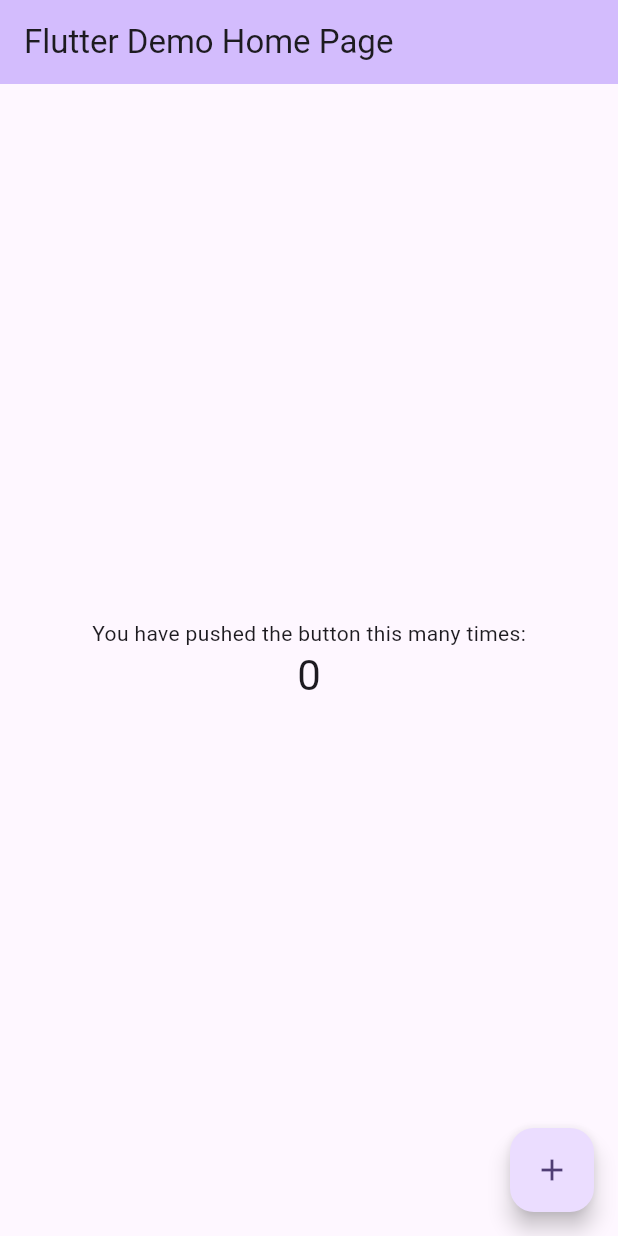
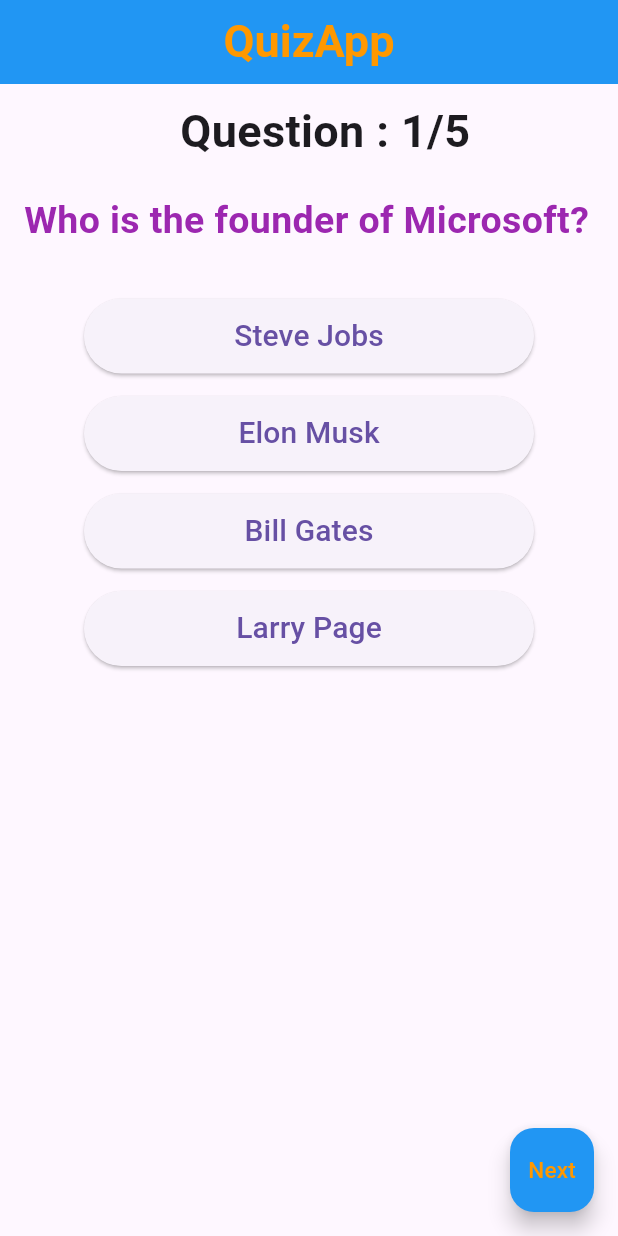
Before and after one commit to krutikapatil19/Quiz_App, a Flutter app: the screen it shows after launch, on a phone screen of 412 x 824 dp. Run offline on Flutter 3.47's test engine with Material 3 defaults, Android fonts, the phone set to English and light mode, and no system bars.

Commit message:
Quiz App using Flutter

```diff
--- a/quiz_app/lib/main.dart
+++ b/quiz_app/lib/main.dart
@@ -1,5 +1,4 @@
 import 'package:flutter/material.dart';
-
 void main() {
   runApp(const MyApp());
 }
@@ -7,119 +6,184 @@ void main() {
 class MyApp extends StatelessWidget {
   const MyApp({super.key});
 
-  // This widget is the root of your application.
   @override
   Widget build(BuildContext context) {
-    return MaterialApp(
-      title: 'Flutter Demo',
-      theme: ThemeData(
-        // This is the theme of your application.
-        //
-        // TRY THIS: Try running your application with "flutter run". You'll see
-        // the application has a purple toolbar. Then, without quitting the app,
-        // try changing the seedColor in the colorScheme below to Colors.green
-        // and then invoke "hot reload" (save your changes or press the "hot
-        // reload" button in a Flutter-supported IDE, or press "r" if you used
-        // the command line to start the app).
-        //
-        // Notice that the counter didn't reset back to zero; the application
-        // state is not lost during the reload. To reset the state, use hot
-        // restart instead.
-        //
-        // This works for code too, not just values: Most code changes can be
-        // tested with just a hot reload.
-        colorScheme: ColorScheme.fromSeed(seedColor: Colors.deepPurple),
-        useMaterial3: true,
-      ),
-      home: const MyHomePage(title: 'Flutter Demo Home Page'),
-    );
+    return const MaterialApp(home: QuizApp());
   }
 }
 
-class MyHomePage extends StatefulWidget {
-  const MyHomePage({super.key, required this.title});
-
-  // This widget is the home page of your application. It is stateful, meaning
-  // that it has a State object (defined below) that contains fields that affect
-  // how it looks.
-
-  // This class is the configuration for the state. It holds the values (in this
-  // case the title) provided by the parent (in this case the App widget) and
-  // used by the build method of the State. Fields in a Widget subclass are
-  // always marked "final".
-
-  final String title;
+class QuizApp extends StatefulWidget {
+  const QuizApp({super.key});
 
   @override
-  State<MyHomePage> createState() => _MyHomePageState();
+  State createState() => _QuizAppState();
 }
 
-class _MyHomePageState extends State<MyHomePage> {
-  int _counter = 0;
+class _QuizAppState extends State<QuizApp> {
+  List<Map> allQuestions = [
+    {
+      'question': "Who is the founder of Microsoft?",
+      'options': ["Steve Jobs", "Elon Musk", "Bill Gates", "Larry Page"],
+      'correctAnswer': 2,
+    },
+    {
+      'question': "Who is the Founder of Apple?",
+      'options': ["Steve Jobs", "Bill Gates", "Elon Musk", "Larry Page"],
+      'correctAnswer': 0,
+    },
+    {
+      'question': "Who is the founder of Google?",
+      'options': ["Steve Jobs", "Elon Musk", "Bill Gates", "Larry Page"],
+      'correctAnswer': 3,
+    },
+    {
+      'question': "Who is the founder of OpenAI?",
+      'options': ["Sam Altman", "Elon Musk", "Bill Gates", "Larry Page"],
+      'correctAnswer': 0,
+    },
+    {
+      'question': "Who is the Founder of SpaceX?",
+      'options': ["Steve Jobs", "Elon Musk", "Bill Gates", "Larry Page"],
+      'correctAnswer': 1,
+    }
+  ];
 
-  void _incrementCounter() {
-    setState(() {
-      // This call to setState tells the Flutter framework that something has
-      // changed in this State, which causes it to rerun the build method below
-      // so that the display can reflect the updated values. If we changed
-      // _counter without calling setState(), then the build method would not be
-      // called again, and so nothing would appear to happen.
-      _counter++;
-    });
+  int currentQuestionIndex = 0;
+  int selectedAnswerIndex = -1;
+  bool isQuestionPage = true;
+
+  WidgetStatePropertyAll<Color?> checkAnswer(int answerIndex) {
+    if (selectedAnswerIndex != -1) {
+      if (answerIndex ==
+          allQuestions[currentQuestionIndex]['correctAnswer']) {
+        return const WidgetStatePropertyAll(Colors.green);
+      } else if (selectedAnswerIndex == answerIndex) {
+        return const WidgetStatePropertyAll(Colors.red);
+      } else {
+        return const WidgetStatePropertyAll(null);
+      }
+    } else {
+      return const WidgetStatePropertyAll(null);
+    }
   }
 
   @override
   Widget build(BuildContext context) {
-    // This method is rerun every time setState is called, for instance as done
-    // by the _incrementCounter method above.
-    //
-    // The Flutter framework has been optimized to make rerunning build methods
-    // fast, so that you can just rebuild anything that needs updating rather
-    // than having to individually change instances of widgets.
+    return quizAppPage();
+  }
+
+  Scaffold quizAppPage() {
+    if (isQuestionPage == true) {
       return Scaffold(
         appBar: AppBar(
-        // TRY THIS: Try changing the color here to a specific color (to
-        // Colors.amber, perhaps?) and trigger a hot reload to see the AppBar
-        // change color while the other colors stay the same.
-        backgroundColor: Theme.of(context).colorScheme.inversePrimary,
-        // Here we take the value from the MyHomePage object that was created by
-        // the App.build method, and use it to set our appbar title.
-        title: Text(widget.title),
+          centerTitle: true,
+          title: const Text(
+            "QuizApp",
+            style: TextStyle(
+              fontSize: 30,
+              fontWeight: FontWeight.w700,
+              color: Colors.orange,
+            ),
+          ),
+          backgroundColor: Colors.blue,
+        ),
+        body: Column(
+          children: [
+            const SizedBox(height: 10),
+            Row(
+              children: [
+                const SizedBox(width: 120),
+                Text(
+                  "Question : ${currentQuestionIndex + 1}/${allQuestions.length}",
+                  style: const TextStyle(fontSize: 30, fontWeight: FontWeight.w600),
+                ),
+              ],
+            ),
+            const SizedBox(height: 20),
+            SizedBox(
+              height: 50,
+              width: 380,
+              child: Text(
+                allQuestions[currentQuestionIndex]['question'],
+                style: const TextStyle(
+                  fontSize: 25,
+                  color: Colors.purple,
+                  fontWeight: FontWeight.w600,
+                ),
+              ),
+            ),
+            const SizedBox(height: 20),
+
+            // ✅ Display all 4 options
+            for (int i = 0;
+                i < allQuestions[currentQuestionIndex]['options'].length;
+                i++)
+              Padding(
+                padding: const EdgeInsets.only(bottom: 15),
+                child: SizedBox(
+                  height: 50,
+                  width: 300,
+                  child: ElevatedButton(
+                    style: ButtonStyle(backgroundColor: checkAnswer(i)),
+                    onPressed: () {
+                      if (selectedAnswerIndex == -1) {
+                        selectedAnswerIndex = i;
+                        setState(() {});
+                      }
+                    },
+                    child: Text(
+                      allQuestions[currentQuestionIndex]['options'][i],
+                      style: const TextStyle(
+                          fontSize: 20, fontWeight: FontWeight.w500),
+                    ),
+                  ),
+                ),
+              ),
+          ],
+        ),
+        floatingActionButton: FloatingActionButton(
+          onPressed: () {
+            if (selectedAnswerIndex != -1) {
+              if (currentQuestionIndex < allQuestions.length - 1) {
+                currentQuestionIndex++;
+                selectedAnswerIndex = -1;
+              } else {
+                isQuestionPage = false;
+              }
+              setState(() {});
+            }
+          },
+          backgroundColor: Colors.blue,
+          child: const Text(
+            "Next",
+            style: TextStyle(fontSize: 15, color: Colors.orange),
+          ),
+        ),
+      );
+    } else {
+      return Scaffold(
+        appBar: AppBar(
+          backgroundColor: Colors.blue,
+          centerTitle: true,
+          title: const Text("Result Screen", style: TextStyle(fontSize: 30)),
         ),
         body: Center(
-        // Center is a layout widget. It takes a single child and positions it
-        // in the middle of the parent.
           child: Column(
-          // Column is also a layout widget. It takes a list of children and
-          // arranges them vertically. By default, it sizes itself to fit its
-          // children horizontally, and tries to be as tall as its parent.
-          //
-          // Column has various properties to control how it sizes itself and
-          // how it positions its children. Here we use mainAxisAlignment to
-          // center the children vertically; the main axis here is the vertical
-          // axis because Columns are vertical (the cross axis would be
-          // horizontal).
-          //
-          // TRY THIS: Invoke "debug painting" (choose the "Toggle Debug Paint"
-          // action in the IDE, or press "p" in the console), to see the
-          // wireframe for each widget.
-          mainAxisAlignment: MainAxisAlignment.center,
-          children: <Widget>[
+            children: [
+              Image.network(
+                "https://img.freepik.com/premium-photo/ai-generated-ai-generative-golden-reward-trophy-prize-competition-champion-first-place-mock-up_95211-31311.jpg",
+                width: 500,
+                height: 500,
+              ),
+              const SizedBox(height: 30),
               const Text(
-              'You have pushed the button this many times:',
-            ),
-            Text(
-              '$_counter',
-              style: Theme.of(context).textTheme.headlineMedium,
+                "Congratulations",
+                style: TextStyle(fontSize: 25, fontWeight: FontWeight.w700),
               ),
             ],
           ),
         ),
-      floatingActionButton: FloatingActionButton(
-        onPressed: _incrementCounter,
-        tooltip: 'Increment',
-        child: const Icon(Icons.add),
-      ), // This trailing comma makes auto-formatting nicer for build methods.
       );
     }
   }
+}
```
Lines whose indentation alone changed are shown as unchanged.
